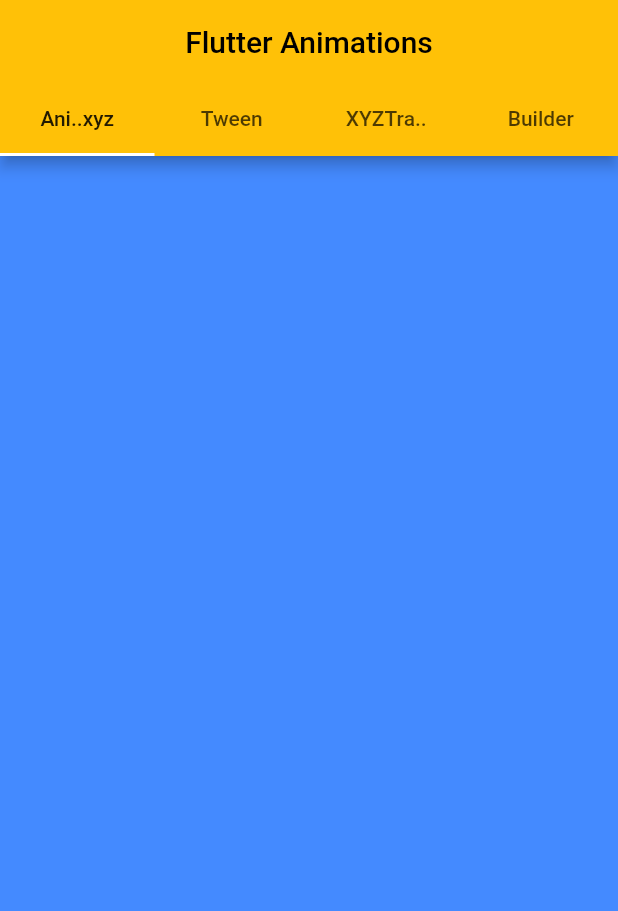
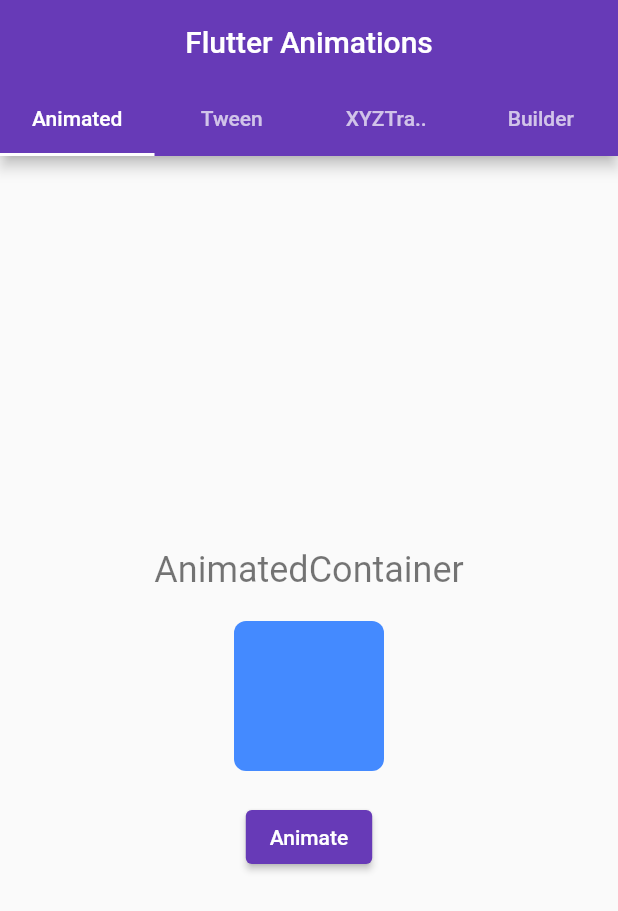
Before and after one commit to antoniolisboa/flutter_animations, a Flutter app: the screen it shows after launch, on a phone screen of 412 x 824 dp. Shown: the top 911 px of the screen. Run offline on Flutter 3.47's test engine with Material 2 defaults, Android fonts, the phone set to English and light mode, and no system bars.

Commit message:
Animações com widgets do tipo Animated[Widget], no caso AnimatedContainer

```diff
--- /dev/null
+++ b/lib/animated_widgets.dart
@@ -0,0 +1,56 @@
+import 'package:flutter/material.dart';
+
+class AnimatedWidgets extends StatefulWidget {
+  const AnimatedWidgets({super.key});
+
+  @override
+  State<AnimatedWidgets> createState() => _AnimatedWidgetsState();
+}
+
+class _AnimatedWidgetsState extends State<AnimatedWidgets> {
+  bool _toggle = true;
+
+  @override
+  Widget build(BuildContext context) {
+    return SafeArea(
+      child: Center(
+        child: Column(
+          mainAxisAlignment: MainAxisAlignment.center,
+          children: [
+            const Padding(
+              padding: EdgeInsets.all(20),
+              child: Text(
+                'AnimatedContainer',
+                style: TextStyle(
+                  color: Colors.black54,
+                  fontSize: 24,
+                ),
+              ),
+            ),
+            AnimatedContainer(
+              duration: const Duration(seconds: 1),
+              height: _toggle ? 100 : 400,
+              width: _toggle ? 100 : 200,
+              curve: Curves.easeInOutBack,
+              decoration: BoxDecoration(
+                color: _toggle ? Colors.blueAccent : Colors.deepPurpleAccent,
+                borderRadius: const BorderRadius.all(Radius.circular(8)),
+              ),
+            ),
+            const SizedBox(height: 20),
+            ElevatedButton(
+              onPressed: () {
+                setState(() {
+                  _toggle = !_toggle;
+                });
+              },
+              child: const Text(
+                'Animate',
+              ),
+            ),
+          ],
+        ),
+      ),
+    );
+  }
+}
--- a/lib/main.dart
+++ b/lib/main.dart
@@ -2,7 +2,7 @@ import 'package:flutter/material.dart';
 import 'builder_animation.dart';
 import 'xyz_transition.dart';
 import 'tween_animation.dart';
-import 'animated_xyz.dart';
+import 'animated_widgets.dart';
 
 void main() {
   runApp(const MyApp());
@@ -17,7 +17,7 @@ class MyApp extends StatelessWidget {
       debugShowCheckedModeBanner: false,
       title: 'Animation Demo',
       theme: ThemeData(
-        primarySwatch: Colors.amber,
+        primarySwatch: Colors.deepPurple,
       ),
       home: const MyHomePage(),
     );
@@ -37,7 +37,7 @@ class MyHomePage extends StatelessWidget {
           centerTitle: true,
           bottom: const TabBar(
             tabs: [
-              Tab(text: 'Ani..xyz'),
+              Tab(text: 'Animated'),
               Tab(text: 'Tween'),
               Tab(text: 'XYZTra..'),
               Tab(text: 'Builder'),
@@ -46,7 +46,7 @@ class MyHomePage extends StatelessWidget {
         ),
         body: TabBarView(
           children: [
-            // AnimatedXYZ(),
+            AnimatedWidgets(),
             // TweenAnimation(),
             // XYZTransition(),
             // BuilderAnimation(),
```
Also changed, not shown: lib/animated_xyz.dart (deleted).
